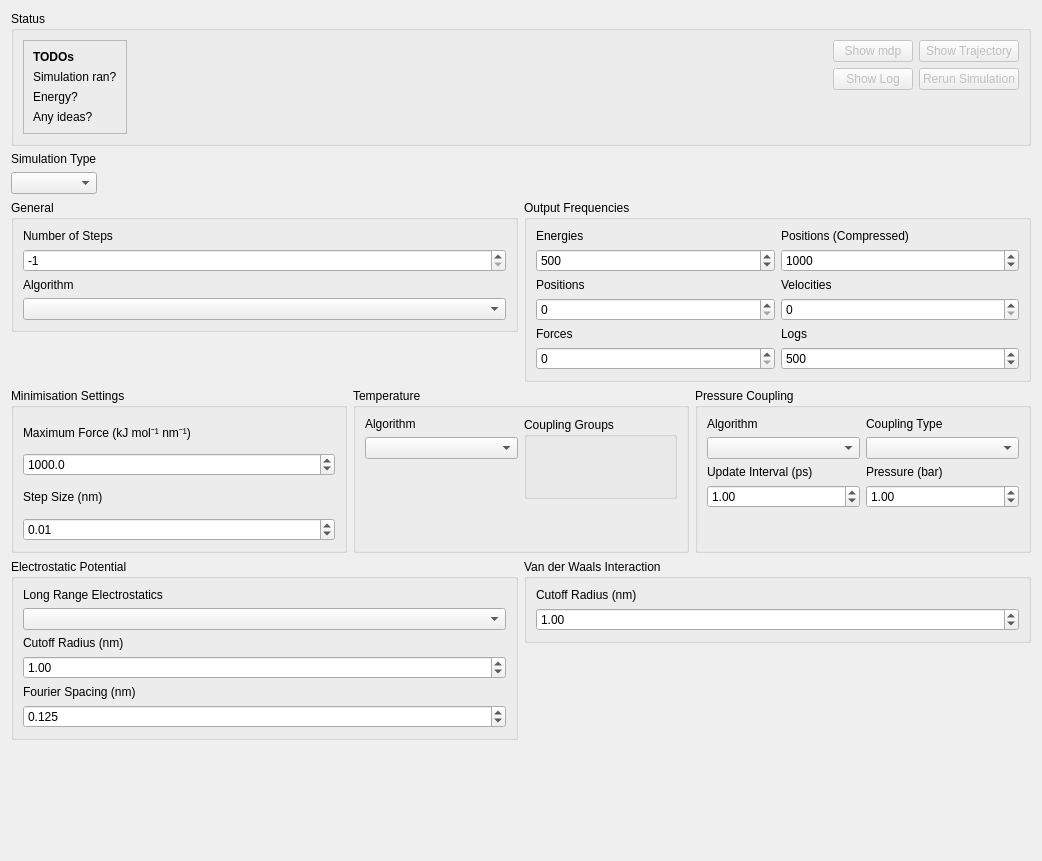
Before: the Qt Designer form ui/simulationsetupform.ui in breuerss/gromacs-ui, drawn with Qt 5.
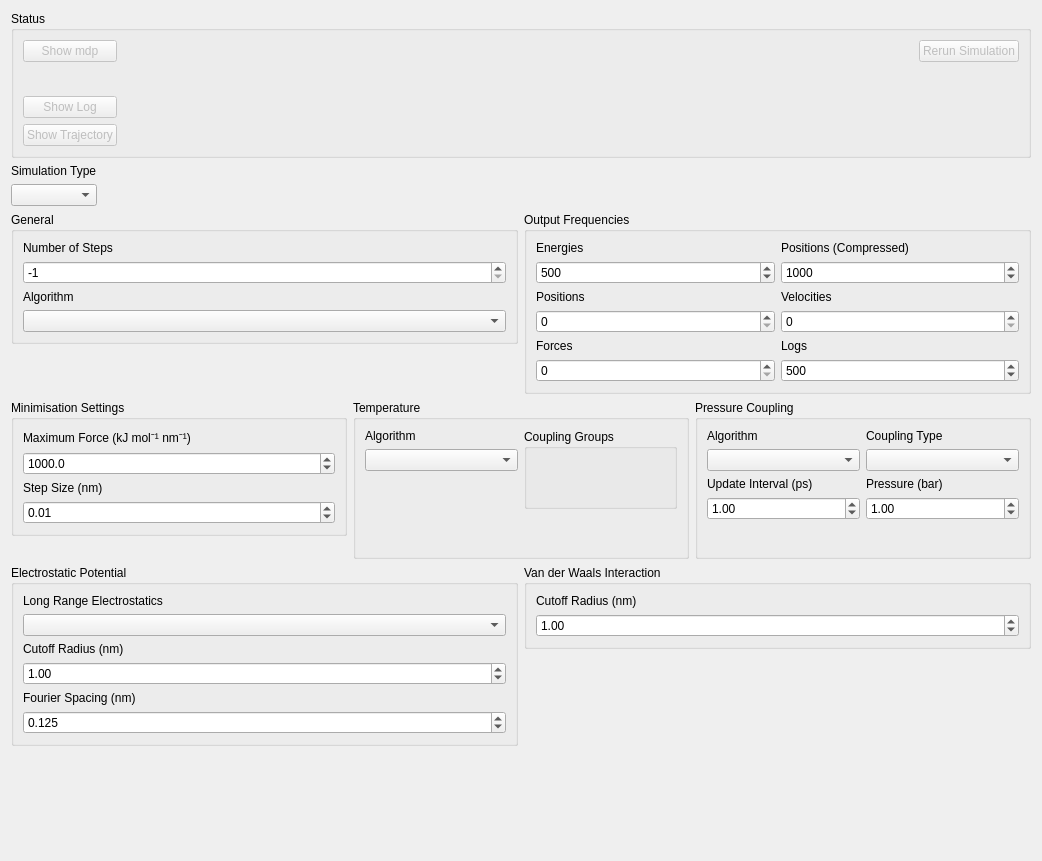
After: the same form once the commit is applied. Icons and pictures are not drawn.

Commit message: feature: improve ui layout

```diff
--- a/ui/simulationsetupform.ui
+++ b/ui/simulationsetupform.ui
@@ -14,71 +14,12 @@
    <string>Form</string>
   </property>
   <layout class="QVBoxLayout" name="verticalLayout_21">
-   <item alignment="Qt::AlignTop">
+   <item>
     <widget class="QGroupBox" name="groupBox">
      <property name="title">
       <string>Status</string>
      </property>
      <layout class="QHBoxLayout" name="horizontalLayout_6">
-      <item>
-       <widget class="QFrame" name="frame">
-        <property name="frameShape">
-         <enum>QFrame::StyledPanel</enum>
-        </property>
-        <property name="frameShadow">
-         <enum>QFrame::Raised</enum>
-        </property>
-        <layout class="QVBoxLayout" name="verticalLayout_27">
-         <item>
-          <widget class="QLabel" name="label">
-           <property name="font">
-            <font>
-             <weight>75</weight>
-             <bold>true</bold>
-            </font>
-           </property>
-           <property name="text">
-            <string>TODOs</string>
-           </property>
-          </widget>
-         </item>
-         <item>
-          <widget class="QLabel" name="label_2">
-           <property name="text">
-            <string>Simulation ran?</string>
-           </property>
-          </widget>
-         </item>
-         <item>
-          <widget class="QLabel" name="label_3">
-           <property name="text">
-            <string>Energy?</string>
-           </property>
-          </widget>
-         </item>
-         <item>
-          <widget class="QLabel" name="label_4">
-           <property name="text">
-            <string>Any ideas?</string>
-           </property>
-          </widget>
-         </item>
-        </layout>
-       </widget>
-      </item>
-      <item>
-       <spacer name="horizontalSpacer_2">
-        <property name="orientation">
-         <enum>Qt::Horizontal</enum>
-        </property>
-        <property name="sizeHint" stdset="0">
-         <size>
-          <width>714</width>
-          <height>20</height>
-         </size>
-        </property>
-       </spacer>
-      </item>
       <item>
        <layout class="QVBoxLayout" name="verticalLayout_30">
         <item>
@@ -94,6 +35,19 @@
           </property>
          </widget>
         </item>
+        <item>
+         <spacer name="verticalSpacer_6">
+          <property name="orientation">
+           <enum>Qt::Vertical</enum>
+          </property>
+          <property name="sizeHint" stdset="0">
+           <size>
+            <width>20</width>
+            <height>40</height>
+           </size>
+          </property>
+         </spacer>
+        </item>
         <item>
          <widget class="QPushButton" name="showLog">
           <property name="enabled">
@@ -108,23 +62,6 @@
          </widget>
         </item>
         <item>
-         <spacer name="verticalSpacer_6">
-          <property name="orientation">
-           <enum>Qt::Vertical</enum>
-          </property>
-          <property name="sizeHint" stdset="0">
-           <size>
-            <width>20</width>
-            <height>40</height>
-           </size>
-          </property>
-         </spacer>
-        </item>
-       </layout>
-      </item>
-      <item>
-       <layout class="QVBoxLayout" name="verticalLayout_26">
-        <item alignment="Qt::AlignTop">
          <widget class="QPushButton" name="showTrajectoryButton">
           <property name="enabled">
            <bool>false</bool>
@@ -138,6 +75,23 @@
           </property>
          </widget>
         </item>
+       </layout>
+      </item>
+      <item>
+       <spacer name="horizontalSpacer_2">
+        <property name="orientation">
+         <enum>Qt::Horizontal</enum>
+        </property>
+        <property name="sizeHint" stdset="0">
+         <size>
+          <width>714</width>
+          <height>20</height>
+         </size>
+        </property>
+       </spacer>
+      </item>
+      <item>
+       <layout class="QVBoxLayout" name="verticalLayout_26">
         <item alignment="Qt::AlignTop">
          <widget class="QPushButton" name="pushButton_2">
           <property name="enabled">
@@ -265,7 +219,7 @@
           </layout>
          </widget>
         </item>
-        <item>
+        <item alignment="Qt::AlignTop">
          <widget class="QGroupBox" name="outputSettingsGroup">
           <property name="title">
            <string>Output Frequencies</string>
@@ -390,7 +344,7 @@
       </item>
       <item>
        <layout class="QHBoxLayout" name="horizontalLayout_2">
-        <item>
+        <item alignment="Qt::AlignTop">
          <widget class="QGroupBox" name="minimisationGroup">
           <property name="title">
            <string>Minimisation Settings</string>
@@ -441,7 +395,7 @@
           </layout>
          </widget>
         </item>
-        <item>
+        <item alignment="Qt::AlignTop">
          <widget class="QGroupBox" name="temperatureGroup">
           <property name="sizePolicy">
            <sizepolicy hsizetype="Preferred" vsizetype="Expanding">
@@ -545,7 +499,7 @@
           </layout>
          </widget>
         </item>
-        <item>
+        <item alignment="Qt::AlignTop">
          <widget class="QGroupBox" name="pressureGroup">
           <property name="title">
            <string>Pressure Coupling</string>
@@ -641,7 +595,7 @@
    </item>
    <item>
     <layout class="QHBoxLayout" name="horizontalLayout_4">
-     <item>
+     <item alignment="Qt::AlignTop">
       <widget class="QGroupBox" name="electrostaticsGroup">
        <property name="title">
         <string>Electrostatic Potential</string>
```
Left out of the diff: 6 changed lines with no effect on the pictures. The commit also changes 2 other files.
